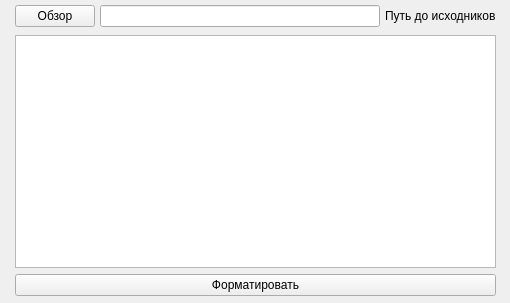
The window that mainwindow.ui (dethwyn/AutoFormatTool) describes before a commit, drawn with Qt 5.
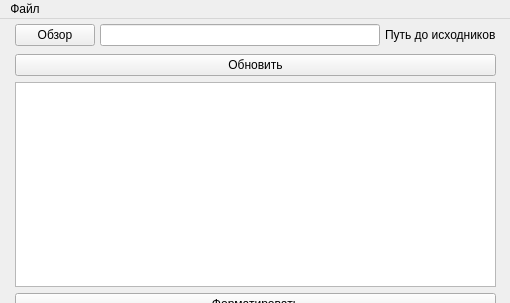
The same window after the commit.

What changed in the file:
```diff
--- a/mainwindow.ui
+++ b/mainwindow.ui
@@ -60,6 +60,9 @@
          <verstretch>0</verstretch>
         </sizepolicy>
        </property>
+       <property name="readOnly">
+        <bool>true</bool>
+       </property>
       </widget>
      </item>
      <item>
@@ -93,6 +96,13 @@
      <property name="bottomMargin">
       <number>5</number>
      </property>
+     <item>
+      <widget class="QPushButton" name="pbRefresh">
+       <property name="text">
+        <string>Обновить</string>
+       </property>
+      </widget>
+     </item>
      <item>
       <widget class="QListWidget" name="listFiles"/>
      </item>
@@ -109,6 +119,44 @@
     </layout>
    </widget>
   </widget>
+  <widget class="QMenuBar" name="menuBar">
+   <property name="geometry">
+    <rect>
+     <x>0</x>
+     <y>0</y>
+     <width>510</width>
+     <height>20</height>
+    </rect>
+   </property>
+   <widget class="QMenu" name="menu">
+    <property name="title">
+     <string>Файл</string>
+    </property>
+    <addaction name="action_3"/>
+    <addaction name="action_4"/>
+   </widget>
+   <addaction name="menu"/>
+  </widget>
+  <action name="action">
+   <property name="text">
+    <string>Настройки</string>
+   </property>
+  </action>
+  <action name="action_2">
+   <property name="text">
+    <string>Закрыть</string>
+   </property>
+  </action>
+  <action name="action_3">
+   <property name="text">
+    <string>Настройки</string>
+   </property>
+  </action>
+  <action name="action_4">
+   <property name="text">
+    <string>Выход</string>
+   </property>
+  </action>
  </widget>
  <resources/>
  <connections/>
```
